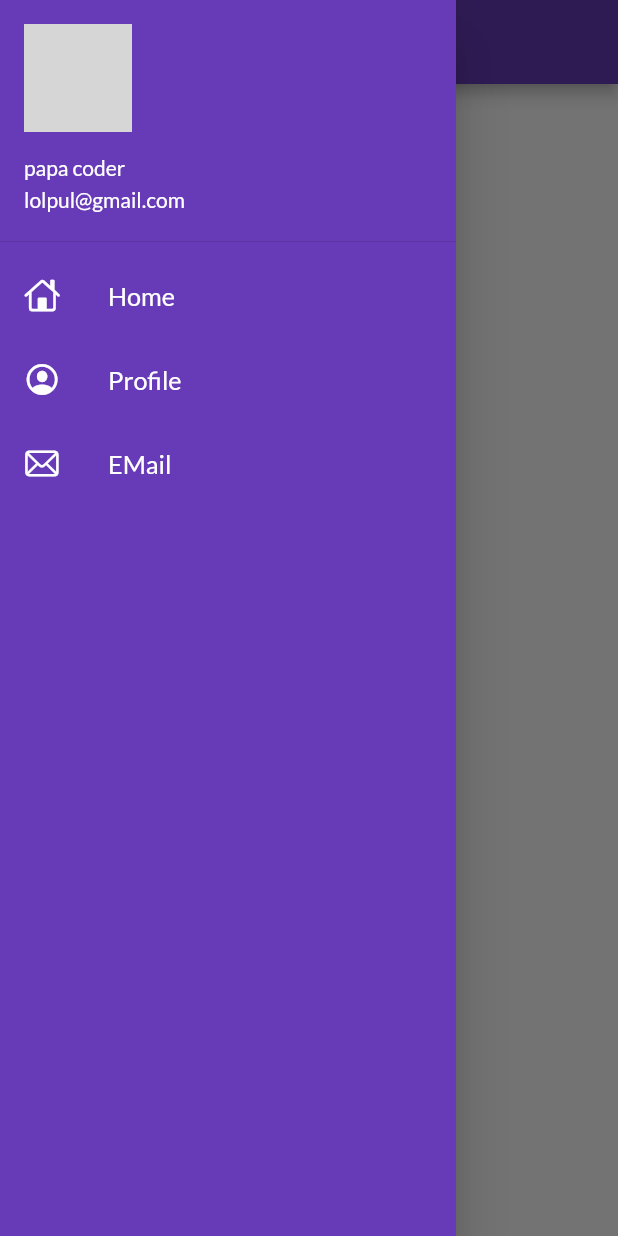
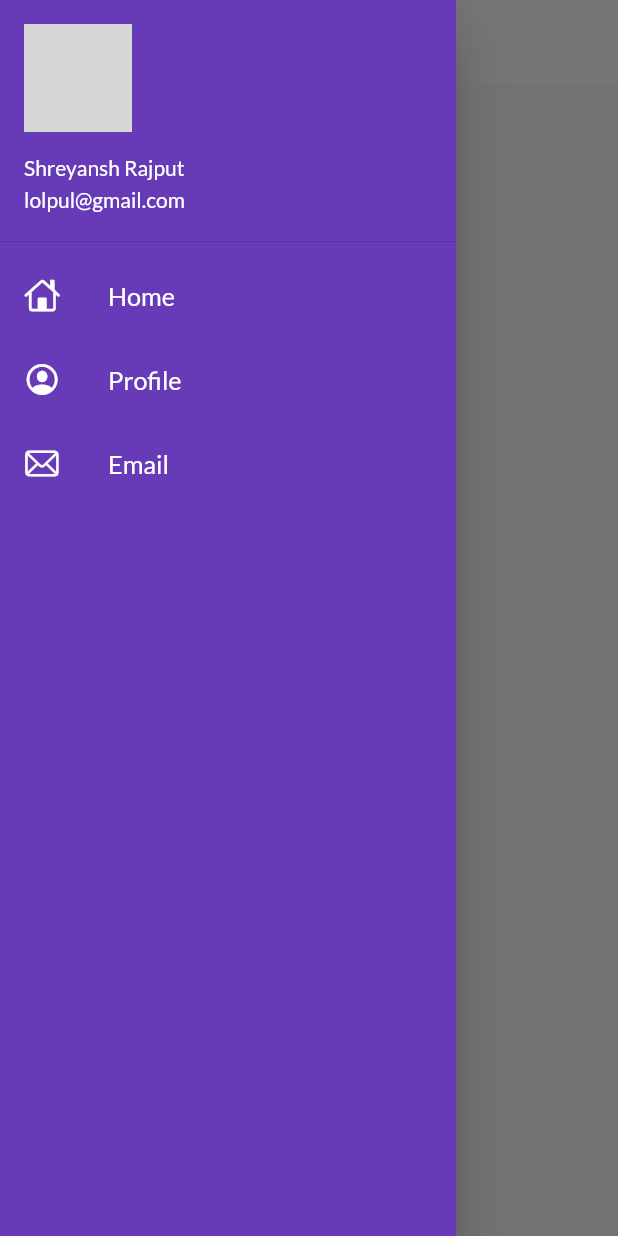
Before and after one commit to kiritoInd/CatalogFlutterApp, a Flutter app: the screen it shows after launch, with the side drawer open, on a phone screen of 412 x 824 dp. Run offline on Flutter 3.47's test engine with Material 2 defaults, Android fonts, the phone set to English and light mode, and no system bars; our stand-ins replace google_fonts; network calls fail; grey boxes are pictures that could not be loaded.

Commit message:
themeExtacted

```diff
--- a/lib/pages/HomePage.dart
+++ b/lib/pages/HomePage.dart
@@ -6,7 +6,7 @@ class HomePage extends StatelessWidget {
   Widget build(BuildContext context) {
     return Scaffold(
       appBar: AppBar(
-        title: Text("catlog app"),
+        title: Text("Catlog App"),
       ),
       body: Center(
         child: Container(
--- a/lib/widgets/drawer.dart
+++ b/lib/widgets/drawer.dart
@@ -16,8 +16,8 @@ class MyDrawer extends StatelessWidget {
               child: UserAccountsDrawerHeader(
                 margin: EdgeInsets.zero,
                 // decoration: BoxDecoration(color: Colors.grey),
-                accountName:
-                    Text("papa coder", style: TextStyle(color: Colors.white)),
+                accountName: Text("Shreyansh Rajput",
+                    style: TextStyle(color: Colors.white)),
                 accountEmail: Text("lolpul@gmail.com",
                     style: TextStyle(color: Colors.white)),
                 currentAccountPicture: CircleAvatar(
@@ -57,7 +57,7 @@ class MyDrawer extends StatelessWidget {
                 color: Colors.white,
               ),
               title: Text(
-                "EMail",
+                "Email",
                 textScaleFactor: 1.2,
                 style: TextStyle(
                   color: Colors.white,
--- a/lib/widgets/main.dart
+++ b/lib/widgets/main.dart
@@ -1,6 +1,6 @@
 import 'package:flutter/material.dart';
 import 'package:flutter_application_1/utils/routes.dart';
-import "package:google_fonts/google_fonts.dart";
+import 'package:flutter_application_1/widgets/theme.dart';
 import '../pages/HomePage.dart';
 import '../pages/login_Page.dart';
 
@@ -14,10 +14,7 @@ class MyApp extends StatelessWidget {
     return MaterialApp(
       // home: HomePage(),
       themeMode: ThemeMode.light,
-      theme: ThemeData(
-          primarySwatch: Colors.deepPurple,
-          fontFamily: GoogleFonts.lato().fontFamily,
-          primaryTextTheme: GoogleFonts.latoTextTheme()),
+      theme: MyTheme.lightTheme(context),
       darkTheme: ThemeData(
         brightness: Brightness.dark,
       ),
--- /dev/null
+++ b/lib/widgets/theme.dart
@@ -0,0 +1,21 @@
+import 'package:flutter/material.dart';
+import 'package:google_fonts/google_fonts.dart';
+
+class MyTheme {
+  static ThemeData lightTheme(BuildContext context) => ThemeData(
+        primarySwatch: Colors.deepPurple,
+        fontFamily: GoogleFonts.lato().fontFamily,
+        primaryTextTheme: GoogleFonts.latoTextTheme(),
+        appBarTheme: AppBarTheme(
+          color: Colors.white,
+          elevation: 0.0,
+          iconTheme: IconThemeData(color: Colors.black),
+          toolbarTextStyle: Theme.of(context).textTheme.bodyMedium,
+          titleTextStyle: Theme.of(context).textTheme.titleLarge,
+        ),
+      );
+
+  static ThemeData DarkTheme(BuildContext context) => ThemeData(
+        brightness: Brightness.dark,
+      );
+}
```
